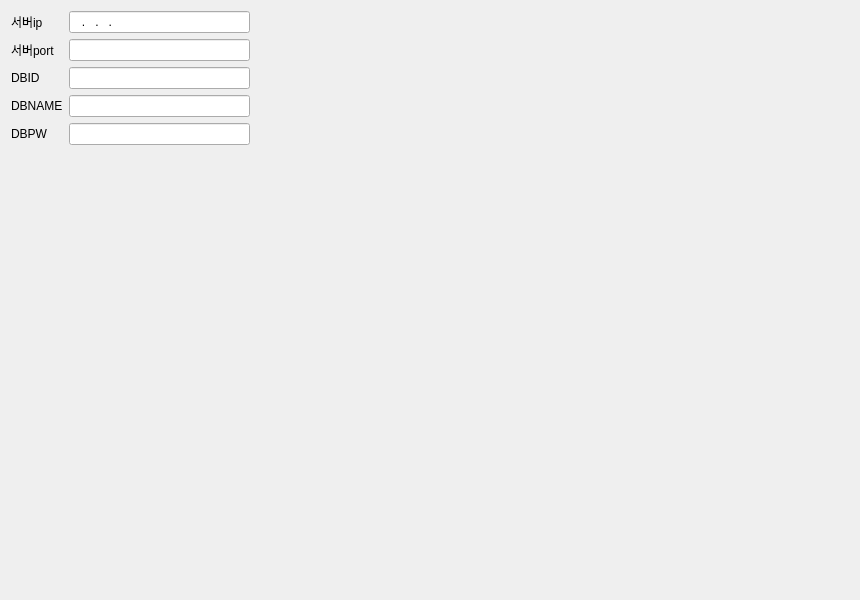
This is configration_form.ui in LeeChiWon/QCClient as Qt 5 draws it before an edit. The edited form follows.
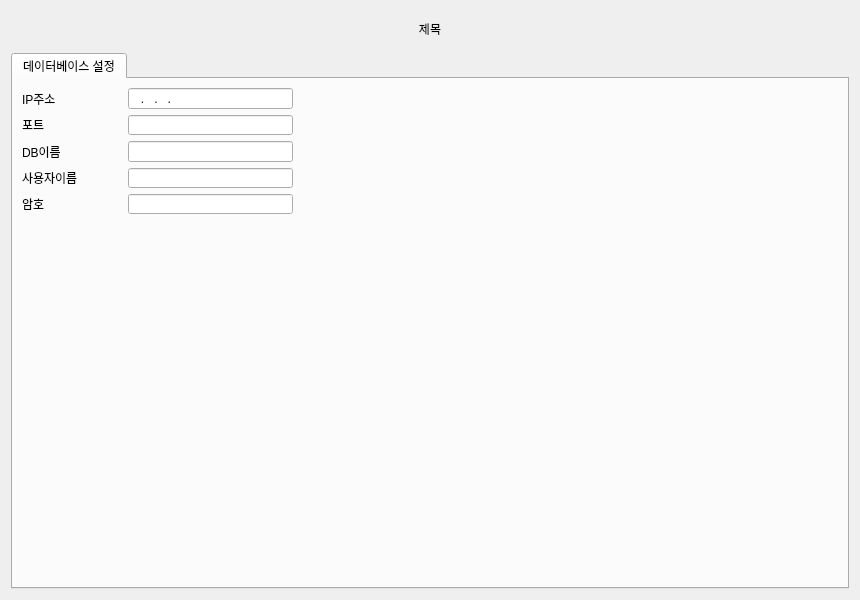
This is the edited form. Icons and pictures are not drawn.

The edit to the form file:
```diff
--- a/configration_form.ui
+++ b/configration_form.ui
@@ -17,15 +17,43 @@
    <iconset resource="qcclientresource.qrc">
     <normaloff>:/Image/Image/Configration.png</normaloff>:/Image/Image/Configration.png</iconset>
   </property>
-  <layout class="QGridLayout" name="gridLayout">
-   <item row="0" column="1">
+  <layout class="QGridLayout" name="gridLayout" rowstretch="1,15">
+   <item row="0" column="0">
+    <layout class="QHBoxLayout" name="horizontalLayout">
+     <item>
     <spacer name="horizontalSpacer">
      <property name="orientation">
       <enum>Qt::Horizontal</enum>
      </property>
-     <property name="sizeType">
-      <enum>QSizePolicy::Expanding</enum>
-     </property>
+       <property name="sizeHint" stdset="0">
+        <size>
+         <width>40</width>
+         <height>20</height>
+        </size>
+       </property>
+      </spacer>
+     </item>
+     <item>
+      <widget class="QLabel" name="label_Title">
+       <property name="minimumSize">
+        <size>
+         <width>200</width>
+         <height>30</height>
+        </size>
+       </property>
+       <property name="text">
+        <string>제목</string>
+       </property>
+       <property name="alignment">
+        <set>Qt::AlignCenter</set>
+       </property>
+      </widget>
+     </item>
+     <item>
+      <spacer name="horizontalSpacer_2">
+       <property name="orientation">
+        <enum>Qt::Horizontal</enum>
+       </property>
      <property name="sizeHint" stdset="0">
       <size>
        <width>40</width>
@@ -34,12 +62,37 @@
      </property>
     </spacer>
    </item>
-   <item row="0" column="0">
-    <layout class="QGridLayout" name="gridLayout_2">
+    </layout>
+   </item>
+   <item row="1" column="0">
+    <widget class="QTabWidget" name="tabWidget">
+     <property name="currentIndex">
+      <number>0</number>
+     </property>
+     <widget class="QWidget" name="tab">
+      <attribute name="title">
+       <string>데이터베이스 설정</string>
+      </attribute>
+      <widget class="QWidget" name="">
+       <property name="geometry">
+        <rect>
+         <x>9</x>
+         <y>9</y>
+         <width>821</width>
+         <height>126</height>
+        </rect>
+       </property>
+       <layout class="QGridLayout" name="gridLayout_2" columnstretch="1,6,20">
      <item row="2" column="0">
-      <widget class="QLabel" name="label_3">
+         <widget class="QLabel" name="label_DBName">
+          <property name="minimumSize">
+           <size>
+            <width>100</width>
+            <height>20</height>
+           </size>
+          </property>
        <property name="text">
-        <string>DBID</string>
+           <string>DB이름</string>
        </property>
       </widget>
      </item>
@@ -50,9 +103,15 @@
       <widget class="QLineEdit" name="lineEdit_2"/>
      </item>
      <item row="1" column="0">
-      <widget class="QLabel" name="label_2">
+         <widget class="QLabel" name="label_Port">
+          <property name="minimumSize">
+           <size>
+            <width>100</width>
+            <height>20</height>
+           </size>
+          </property>
        <property name="text">
-        <string>서버port</string>
+           <string>포트</string>
        </property>
       </widget>
      </item>
@@ -73,28 +132,50 @@
       <widget class="QLineEdit" name="lineEdit_3"/>
      </item>
      <item row="0" column="0">
-      <widget class="QLabel" name="label">
+         <widget class="QLabel" name="label_IPAddress">
+          <property name="minimumSize">
+           <size>
+            <width>100</width>
+            <height>20</height>
+           </size>
+          </property>
        <property name="text">
-        <string>서버ip</string>
+           <string>IP주소</string>
        </property>
       </widget>
      </item>
      <item row="3" column="0">
-      <widget class="QLabel" name="label_4">
+         <widget class="QLabel" name="label_UserName">
+          <property name="minimumSize">
+           <size>
+            <width>100</width>
+            <height>20</height>
+           </size>
+          </property>
        <property name="text">
-        <string>DBNAME</string>
+           <string>사용자이름</string>
        </property>
       </widget>
      </item>
      <item row="4" column="0">
-      <widget class="QLabel" name="label_5">
+         <widget class="QLabel" name="label_Password">
+          <property name="minimumSize">
+           <size>
+            <width>100</width>
+            <height>20</height>
+           </size>
+          </property>
        <property name="text">
-        <string>DBPW</string>
+           <string>암호</string>
        </property>
       </widget>
      </item>
      <item row="4" column="1">
-      <widget class="QLineEdit" name="lineEdit_5"/>
+         <widget class="QLineEdit" name="lineEdit_Password">
+          <property name="echoMode">
+           <enum>QLineEdit::Password</enum>
+          </property>
+         </widget>
      </item>
      <item row="0" column="2">
       <spacer name="horizontalSpacer_4">
@@ -110,38 +191,9 @@
       </spacer>
      </item>
     </layout>
-   </item>
-   <item row="1" column="1">
-    <spacer name="horizontalSpacer_2">
-     <property name="orientation">
-      <enum>Qt::Horizontal</enum>
-     </property>
-     <property name="sizeType">
-      <enum>QSizePolicy::Expanding</enum>
-     </property>
-     <property name="sizeHint" stdset="0">
-      <size>
-       <width>40</width>
-       <height>20</height>
-      </size>
-     </property>
-    </spacer>
-   </item>
-   <item row="1" column="0">
-    <spacer name="verticalSpacer">
-     <property name="orientation">
-      <enum>Qt::Vertical</enum>
-     </property>
-     <property name="sizeType">
-      <enum>QSizePolicy::MinimumExpanding</enum>
-     </property>
-     <property name="sizeHint" stdset="0">
-      <size>
-       <width>20</width>
-       <height>40</height>
-      </size>
-     </property>
-    </spacer>
+      </widget>
+     </widget>
+    </widget>
    </item>
   </layout>
  </widget>
```
Left out of the diff: 8 changed lines with no effect on the pictures. Lines whose indentation alone changed are shown as unchanged.
